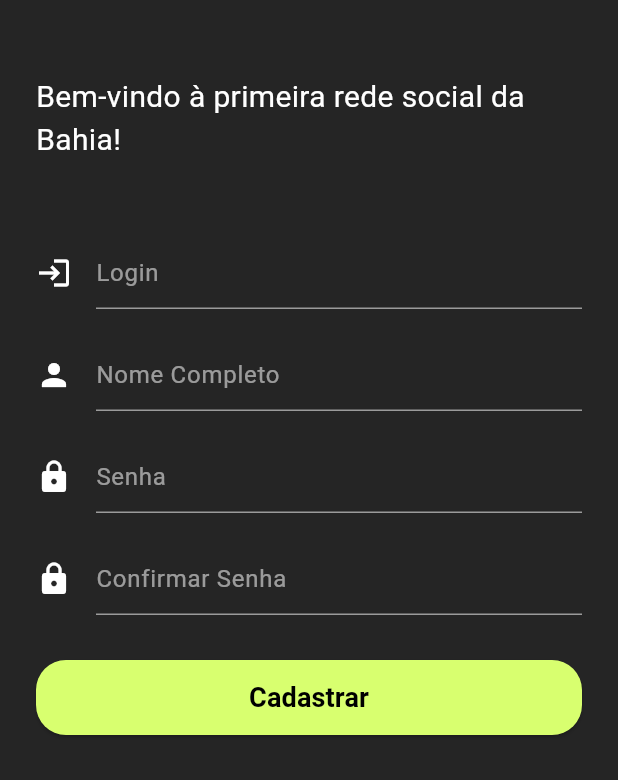
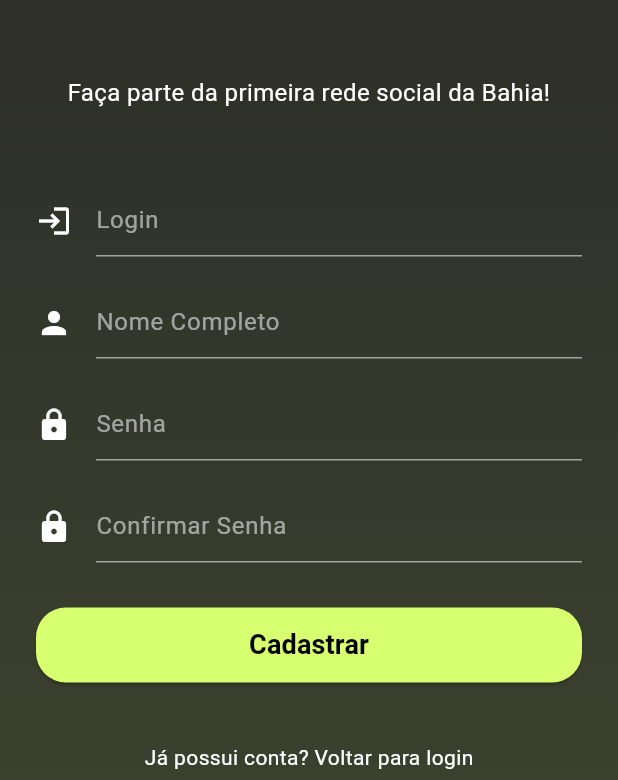
Before and after one commit to caiquedebrito/papacapim_ui, a Flutter app: the screen it shows after launch, after a tap on "Novo no Papacapim? Registrar", on a phone screen of 412 x 824 dp, the part 456-1236 px from its top. Run offline on Flutter 3.47's test engine with Material 3 defaults, Android fonts, the light colour scheme and no system bars.

Commit message:
Refactor: Update color scheme in main app and bottom navigation using AppColors

```diff
--- a/lib/main.dart
+++ b/lib/main.dart
@@ -1,4 +1,5 @@
 import 'package:flutter/material.dart';
+import 'package:papacapim_ui/constants/app_colors.dart';
 import 'package:papacapim_ui/screens/login_screen.dart';
 
 void main() {
@@ -13,7 +14,10 @@ class MainApp extends StatelessWidget {
     return MaterialApp(
       title: 'Papacapim App',
       theme: ThemeData(
-        primarySwatch: Colors.blue,
+        colorScheme: ColorScheme.dark(
+          primary: AppColors.black,
+          secondary: AppColors.green,
+        ),
       ),
       home: const LoginScreen(),
     );
--- a/lib/screens/cadastro_screen.dart
+++ b/lib/screens/cadastro_screen.dart
@@ -1,5 +1,6 @@
 import 'package:flutter/material.dart';
 import 'package:papacapim_ui/constants/app_colors.dart';
+import 'package:papacapim_ui/screens/login_screen.dart';
 
 class CadastroScreen extends StatefulWidget {
   const CadastroScreen({super.key});
@@ -55,10 +56,19 @@ class _CadastroScreenState extends State<CadastroScreen> {
 
   @override
   Widget build(BuildContext context) {
-
     return Scaffold(
-      backgroundColor: AppColors.black, // Fundo preto
-      body: SingleChildScrollView(
+      body: Container(
+        decoration: BoxDecoration(
+          gradient: LinearGradient(
+            colors: [
+              AppColors.black,
+              AppColors.green,
+            ],
+            begin: Alignment.topCenter,
+            end: const Alignment(0.0, 15),
+          ),
+        ),
+        child: SingleChildScrollView(
           padding: const EdgeInsets.symmetric(horizontal: 24, vertical: 120),
           child: Form(
             key: _formKey,
@@ -66,7 +76,6 @@ class _CadastroScreenState extends State<CadastroScreen> {
               mainAxisSize: MainAxisSize.min,
               crossAxisAlignment: CrossAxisAlignment.center,
               children: [
-              // Título "Papa Capim"
                 Column(
                   crossAxisAlignment: CrossAxisAlignment.start,
                   children: [
@@ -90,18 +99,17 @@ class _CadastroScreenState extends State<CadastroScreen> {
                 ),
                 const SizedBox(height: 50),
 
-              // Mensagem de boas-vindas
                 const Text(
-                'Bem-vindo à primeira rede social da Bahia!',
+                  'Faça parte da primeira rede social da Bahia!',
+                  textAlign: TextAlign.center,
                   style: TextStyle(
                     color: Colors.white,
-                  fontSize: 20,
+                    fontSize: 16,
                     fontWeight: FontWeight.w400,
                   ),
                 ),
                 const SizedBox(height: 50),
 
-              // Campo de Login
                 TextFormField(
                   controller: _loginController,
                   style: const TextStyle(color: Colors.white),
@@ -129,7 +137,6 @@ class _CadastroScreenState extends State<CadastroScreen> {
                 ),
                 const SizedBox(height: 20),
 
-              // Campo de Nome
                 TextFormField(
                   controller: _nameController,
                   style: const TextStyle(color: Colors.white),
@@ -157,7 +164,6 @@ class _CadastroScreenState extends State<CadastroScreen> {
                 ),
                 const SizedBox(height: 20),
 
-              // Campo de Senha
                 TextFormField(
                   controller: _passwordController,
                   obscureText: true,
@@ -186,7 +192,6 @@ class _CadastroScreenState extends State<CadastroScreen> {
                 ),
                 const SizedBox(height: 20),
 
-              // Confirmar Senha
                 TextFormField(
                   controller: _passwordConfirmController,
                   obscureText: true,
@@ -215,7 +220,6 @@ class _CadastroScreenState extends State<CadastroScreen> {
                 ),
                 const SizedBox(height: 30),
 
-              // Botão "Cadastrar"
                 _isLoading
                     ? const CircularProgressIndicator()
                     : SizedBox(
@@ -239,19 +243,27 @@ class _CadastroScreenState extends State<CadastroScreen> {
                           ),
                         ),
                       ),
-              const SizedBox(height: 16),
+                const SizedBox(height: 40),
 
-              // Link de "Voltar para Login"
-              TextButton(
-                onPressed: () {
-                  Navigator.pop(context);
+                Center(
+                  child: MouseRegion(
+                    cursor: SystemMouseCursors.click,
+                    child: GestureDetector(
+                      onTap: () {
+                        Navigator.push(
+                          context,
+                          MaterialPageRoute(
+                            builder: (context) => const LoginScreen(),
+                          ),
+                        );
                       },
-                child: Text(
+                      child: const Text(
                         'Já possui conta? Voltar para login',
                         style: TextStyle(
-                    color: AppColors.green,
+                          color: Colors.white,
                           fontSize: 14,
-                    decoration: TextDecoration.underline,
+                        ),
+                      ),
                     ),
                   ),
                 ),
@@ -259,6 +271,7 @@ class _CadastroScreenState extends State<CadastroScreen> {
             ),
           ),
         ),
+      ),
     );
   }
 }
--- a/lib/screens/login_screen.dart
+++ b/lib/screens/login_screen.dart
@@ -215,13 +215,11 @@ class _LoginScreenState extends State<LoginScreen> {
                     style: TextStyle(
                       color: AppColors.green.withOpacity(0.9),
                       fontSize: 14,
-                      decoration: TextDecoration.underline,
                     ),
                     ),
                   ),
                   ),
                 ),
-                // ),
               ],
             ),
             )
```
Also changed, not shown: lib/components/bottom_navegation.dart (+21 -13 lines). Lines whose indentation alone changed are shown as unchanged.
